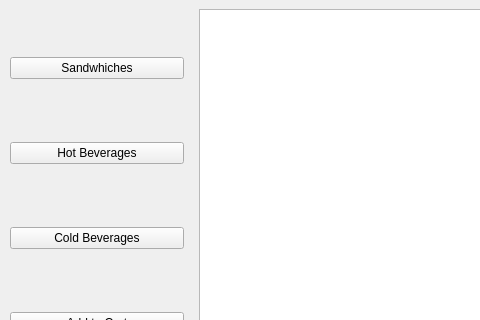
The window that ViewMenu.ui (n4ilvh/COMP-3004-Project) describes before a commit, drawn with Qt 5; both pictures show x 0 to 480 and y 0 to 320 of the 708 by 489 pixel window.
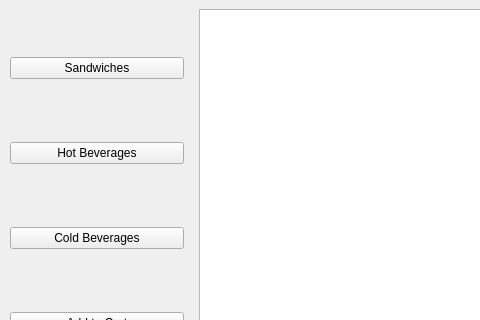
The same window after the commit.

The edit to the form file:
```diff
--- a/ViewMenu.ui
+++ b/ViewMenu.ui
@@ -28,7 +28,7 @@
       <item>
        <widget class="QPushButton" name="sandwhiches">
         <property name="text">
-         <string>Sandwhiches</string>
+         <string>Sandwiches</string>
         </property>
        </widget>
       </item>
```
Left out of the diff: 2 changed lines with no effect on the pictures.
